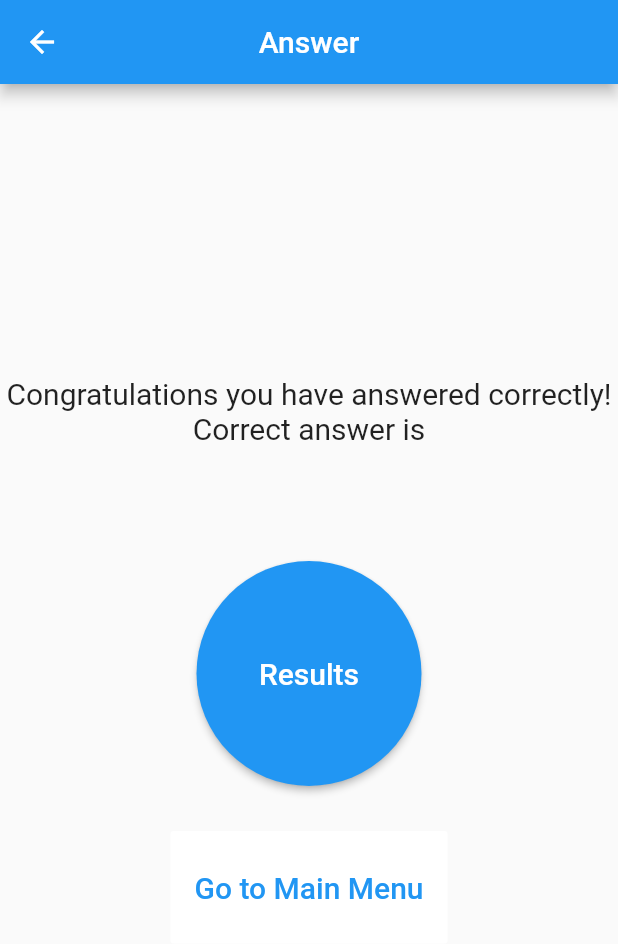
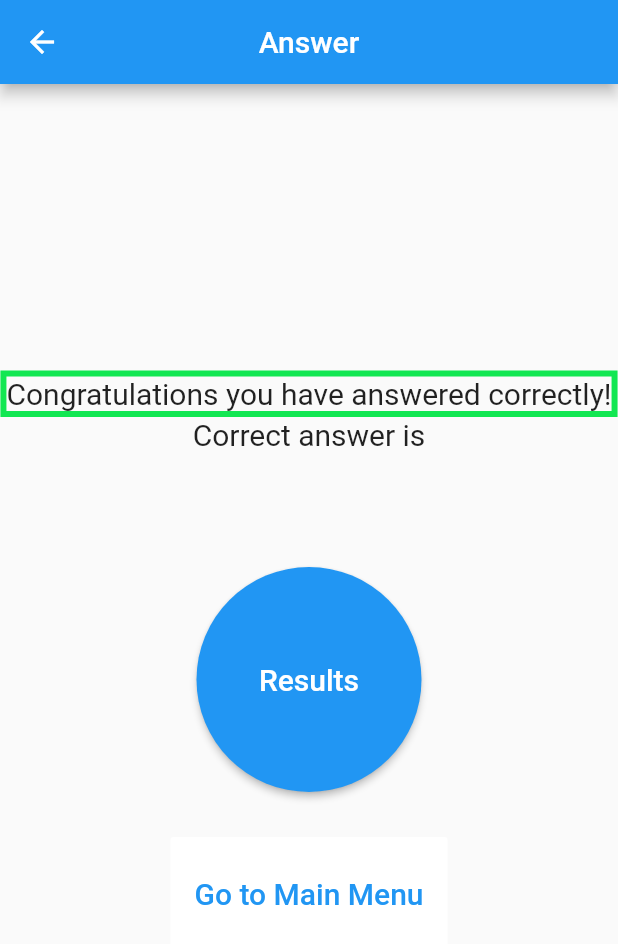
Before and after one commit to jorgeprieto1988/quizz, a Flutter app: the AnswerScreen screen opened directly with empty values, on a phone screen of 412 x 824 dp. Shown: the top 944 px of the screen. Run offline on Flutter 3.47's test engine with Material 2 defaults, Android fonts, the phone set to English and light mode, and no system bars.

Commit message:
add border

```diff
--- a/lib/screens/answer_screen.dart
+++ b/lib/screens/answer_screen.dart
@@ -81,19 +81,27 @@ class AnswerScreen extends StatelessWidget {
     settings.setquestionCounter(settings.getquestionCounter() + 1);
     if (userAnswer == correctAnswer) {
       settings.setcorrectQuestions(settings.getcorrectQuestions() + 1);
-      return Text(
+      return Container(
+          decoration: BoxDecoration(
+              border: Border.all(
+                  width: 4.0, color: Color.fromARGB(255, 18, 231, 82))),
+          child: Text(
             "Congratulations you have answered correctly!",
             style: TextStyle(
               fontSize: 20,
             ),
-      );
+          ));
     } else {
-      return Text(
+      return Container(
+          decoration: BoxDecoration(
+              border: Border.all(
+                  width: 4.0, color: Color.fromARGB(255, 241, 47, 13))),
+          child: Text(
             "Sorry, that is not the correct answer",
             style: TextStyle(
               fontSize: 20,
             ),
-      );
+          ));
     }
   }
 
```
Lines whose indentation alone changed are shown as unchanged.
